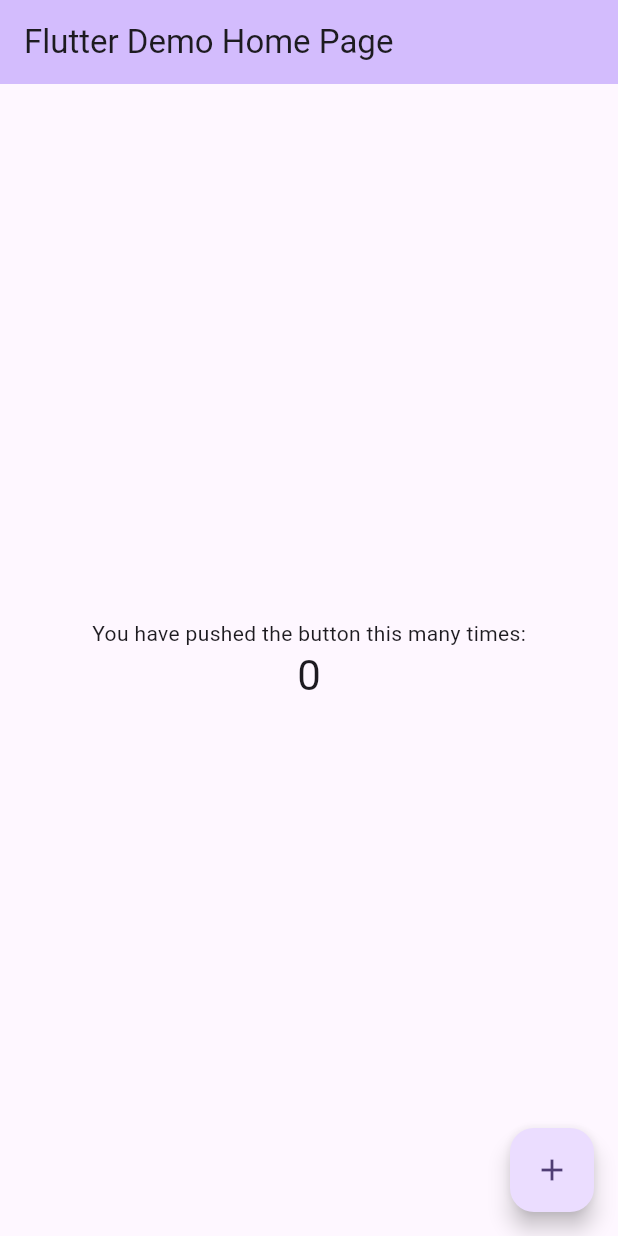
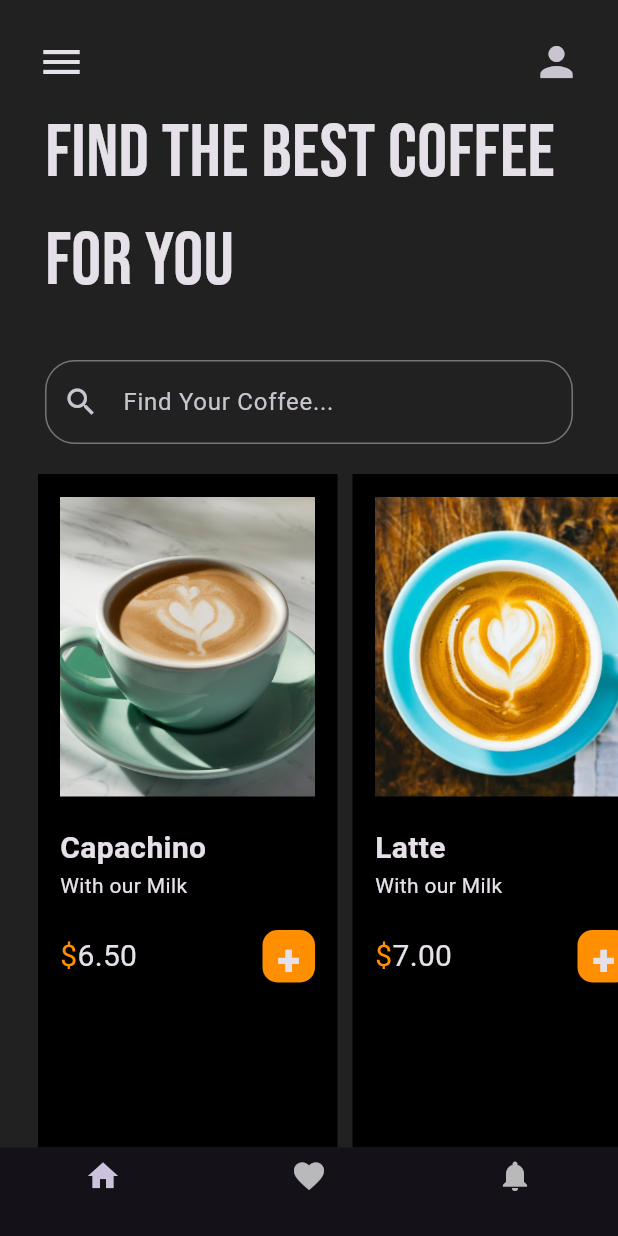
Before and after one commit to Rahman-Mofizur/coffee-shop-app-repo, a Flutter app: the screen it shows after launch, on a phone screen of 412 x 824 dp. Run offline on Flutter 3.47's test engine with Material 3 defaults, Android fonts, the phone set to English and light mode, and no system bars; our stand-ins replace google_fonts.

Commit message:
Coffee Shop Progressing

```diff
--- a/lib/main.dart
+++ b/lib/main.dart
@@ -1,3 +1,4 @@
+import 'package:coffee_shop_app/pages/home_page.dart';
 import 'package:flutter/material.dart';
 
 void main() {
@@ -11,115 +12,9 @@ class MyApp extends StatelessWidget {
   @override
   Widget build(BuildContext context) {
     return MaterialApp(
-      title: 'Flutter Demo',
-      theme: ThemeData(
-        // This is the theme of your application.
-        //
-        // TRY THIS: Try running your application with "flutter run". You'll see
-        // the application has a purple toolbar. Then, without quitting the app,
-        // try changing the seedColor in the colorScheme below to Colors.green
-        // and then invoke "hot reload" (save your changes or press the "hot
-        // reload" button in a Flutter-supported IDE, or press "r" if you used
-        // the command line to start the app).
-        //
-        // Notice that the counter didn't reset back to zero; the application
-        // state is not lost during the reload. To reset the state, use hot
-        // restart instead.
-        //
-        // This works for code too, not just values: Most code changes can be
-        // tested with just a hot reload.
-        colorScheme: ColorScheme.fromSeed(seedColor: Colors.deepPurple),
-        useMaterial3: true,
-      ),
-      home: const MyHomePage(title: 'Flutter Demo Home Page'),
+      debugShowCheckedModeBanner: false,
+      home: const MyCoffeeShop(),
+      theme: ThemeData(brightness: Brightness.dark),
     );
   }
 }
-
-class MyHomePage extends StatefulWidget {
-  const MyHomePage({super.key, required this.title});
-
-  // This widget is the home page of your application. It is stateful, meaning
-  // that it has a State object (defined below) that contains fields that affect
-  // how it looks.
-
-  // This class is the configuration for the state. It holds the values (in this
-  // case the title) provided by the parent (in this case the App widget) and
-  // used by the build method of the State. Fields in a Widget subclass are
-  // always marked "final".
-
-  final String title;
-
-  @override
-  State<MyHomePage> createState() => _MyHomePageState();
-}
-
-class _MyHomePageState extends State<MyHomePage> {
-  int _counter = 0;
-
-  void _incrementCounter() {
-    setState(() {
-      // This call to setState tells the Flutter framework that something has
-      // changed in this State, which causes it to rerun the build method below
-      // so that the display can reflect the updated values. If we changed
-      // _counter without calling setState(), then the build method would not be
-      // called again, and so nothing would appear to happen.
-      _counter++;
-    });
-  }
-
-  @override
-  Widget build(BuildContext context) {
-    // This method is rerun every time setState is called, for instance as done
-    // by the _incrementCounter method above.
-    //
-    // The Flutter framework has been optimized to make rerunning build methods
-    // fast, so that you can just rebuild anything that needs updating rather
-    // than having to individually change instances of widgets.
-    return Scaffold(
-      appBar: AppBar(
-        // TRY THIS: Try changing the color here to a specific color (to
-        // Colors.amber, perhaps?) and trigger a hot reload to see the AppBar
-        // change color while the other colors stay the same.
-        backgroundColor: Theme.of(context).colorScheme.inversePrimary,
-        // Here we take the value from the MyHomePage object that was created by
-        // the App.build method, and use it to set our appbar title.
-        title: Text(widget.title),
-      ),
-      body: Center(
-        // Center is a layout widget. It takes a single child and positions it
-        // in the middle of the parent.
-        child: Column(
-          // Column is also a layout widget. It takes a list of children and
-          // arranges them vertically. By default, it sizes itself to fit its
-          // children horizontally, and tries to be as tall as its parent.
-          //
-          // Column has various properties to control how it sizes itself and
-          // how it positions its children. Here we use mainAxisAlignment to
-          // center the children vertically; the main axis here is the vertical
-          // axis because Columns are vertical (the cross axis would be
-          // horizontal).
-          //
-          // TRY THIS: Invoke "debug painting" (choose the "Toggle Debug Paint"
-          // action in the IDE, or press "p" in the console), to see the
-          // wireframe for each widget.
-          mainAxisAlignment: MainAxisAlignment.center,
-          children: <Widget>[
-            const Text(
-              'You have pushed the button this many times:',
-            ),
-            Text(
-              '$_counter',
-              style: Theme.of(context).textTheme.headlineMedium,
-            ),
-          ],
-        ),
-      ),
-      floatingActionButton: FloatingActionButton(
-        onPressed: _incrementCounter,
-        tooltip: 'Increment',
-        child: const Icon(Icons.add),
-      ), // This trailing comma makes auto-formatting nicer for build methods.
-    );
-  }
-}
--- /dev/null
+++ b/lib/pages/home_page.dart
@@ -0,0 +1,101 @@
+import 'package:coffee_shop_app/pages/listview.dart';
+import 'package:flutter/material.dart';
+import 'package:google_fonts/google_fonts.dart';
+
+class MyCoffeeShop extends StatefulWidget {
+  const MyCoffeeShop({super.key});
+
+  @override
+  State<MyCoffeeShop> createState() => _MyCoffeeShopState();
+}
+
+class _MyCoffeeShopState extends State<MyCoffeeShop> {
+  @override
+  Widget build(BuildContext context) {
+    return Scaffold(
+      backgroundColor: Colors.grey[900],
+
+      // AppBar
+      appBar: AppBar(
+        backgroundColor: Colors.transparent,
+        leading: const Padding(
+          padding: EdgeInsets.all(25.0),
+          child: Icon(
+            Icons.menu,
+            size: 32,
+          ),
+        ),
+        actions: const [
+          Padding(
+            padding: EdgeInsets.all(25.0),
+            child: Icon(
+              Icons.person,
+              size: 32,
+            ),
+          ),
+        ],
+      ),
+
+      // Body
+      body: Column(
+        children: [
+          Padding(
+            padding: const EdgeInsets.symmetric(horizontal: 30.0, vertical: 10),
+            child: Text(
+              'Find the best coffee for you',
+              style: GoogleFonts.bebasNeue(fontSize: 50),
+            ),
+          ),
+          const SizedBox(
+            height: 20,
+          ),
+          Padding(
+            padding: const EdgeInsets.symmetric(horizontal: 30.0),
+            child: TextField(
+              decoration: InputDecoration(
+                prefixIcon: const Icon(Icons.search),
+                hintText: 'Find Your Coffee...',
+                enabledBorder: OutlineInputBorder(
+                  borderSide: BorderSide(color: Colors.grey.shade600),
+                  borderRadius: BorderRadius.circular(20),
+                ),
+                focusedBorder: OutlineInputBorder(
+                  borderSide: BorderSide(color: Colors.grey.shade600),
+                  borderRadius: BorderRadius.circular(20),
+                ),
+              ),
+            ),
+          ),
+
+          const SizedBox(
+            height: 20,
+          ),
+          // Slider
+          const MyListView(),
+        ],
+      ),
+
+      // Bottom Bar
+      bottomNavigationBar: BottomNavigationBar(
+        items: const [
+          BottomNavigationBarItem(
+            icon: Icon(Icons.home),
+            label: '',
+          ),
+          // BottomNavigationBarItem(
+          //   icon: Icon(Icons.shopify_outlined),
+          //   label: '',
+          // ),
+          BottomNavigationBarItem(
+            icon: Icon(Icons.favorite),
+            label: '',
+          ),
+          BottomNavigationBarItem(
+            icon: Icon(Icons.notifications),
+            label: '',
+          ),
+        ],
+      ),
+    );
+  }
+}
--- /dev/null
+++ b/lib/pages/listview.dart
@@ -0,0 +1,324 @@
+import 'package:flutter/material.dart';
+
+class MyListView extends StatefulWidget {
+  const MyListView({super.key});
+
+  @override
+  State<MyListView> createState() => _MyListViewState();
+}
+
+class _MyListViewState extends State<MyListView> {
+  @override
+  Widget build(BuildContext context) {
+    return Expanded(
+      child: Padding(
+        padding: const EdgeInsets.only(left: 25.0),
+        child: ListView(
+          scrollDirection: Axis.horizontal,
+          children: [
+            Padding(
+              padding: const EdgeInsets.only(right: 10.0),
+              child: Container(
+                width: 200,
+                color: Colors.black,
+                child: Column(
+                  children: [
+                    Padding(
+                      padding: const EdgeInsets.all(15.0),
+                      child: Column(
+                        crossAxisAlignment: CrossAxisAlignment.start,
+                        children: [
+                          SizedBox(
+                            height: 200,
+                            child: ClipRRect(
+                              child: Container(
+                                decoration: BoxDecoration(
+                                    borderRadius: BorderRadius.circular(15)),
+                                child: Image.asset(
+                                  'lib/images/capachino.jpg',
+                                  fit: BoxFit.cover,
+                                ),
+                              ),
+                            ),
+                          ),
+                          const SizedBox(
+                            height: 20,
+                          ),
+                          const Text(
+                            'Capachino',
+                            style: TextStyle(
+                                fontSize: 20, fontWeight: FontWeight.bold),
+                          ),
+                          const Text('With our Milk'),
+                          const SizedBox(
+                            height: 20,
+                          ),
+                          Row(
+                            mainAxisAlignment: MainAxisAlignment.spaceBetween,
+                            children: [
+                              Row(
+                                children: [
+                                  Text(
+                                    r"$",
+                                    style: TextStyle(
+                                        fontSize: 20, color: Colors.amber[800]),
+                                  ),
+                                  const Text(
+                                    '6.50',
+                                    style: TextStyle(fontSize: 20),
+                                  ),
+                                ],
+                              ),
+                              Container(
+                                width: 35,
+                                height: 35,
+                                decoration: BoxDecoration(
+                                  color: Colors.amber[800],
+                                  borderRadius: BorderRadius.circular(10),
+                                ),
+                                child: const Center(
+                                    child: Text('+',
+                                        style: TextStyle(
+                                            fontSize: 28,
+                                            fontWeight: FontWeight.w800))),
+                              ),
+                            ],
+                          ),
+                        ],
+                      ),
+                    ),
+                  ],
+                ),
+              ),
+            ),
+            Padding(
+              padding: const EdgeInsets.only(right: 10.0),
+              child: Container(
+                width: 200,
+                color: Colors.black,
+                child: Column(
+                  children: [
+                    Padding(
+                      padding: const EdgeInsets.all(15.0),
+                      child: Column(
+                        crossAxisAlignment: CrossAxisAlignment.start,
+                        children: [
+                          SizedBox(
+                            height: 200,
+                            child: ClipRRect(
+                              child: Container(
+                                decoration: BoxDecoration(
+                                    borderRadius: BorderRadius.circular(15)),
+                                child: Image.asset(
+                                  'lib/images/latte.jpg',
+                                  fit: BoxFit.cover,
+                                ),
+                              ),
+                            ),
+                          ),
+                          const SizedBox(
+                            height: 20,
+                          ),
+                          const Text(
+                            'Latte',
+                            style: TextStyle(
+                                fontSize: 20, fontWeight: FontWeight.bold),
+                          ),
+                          const Text('With our Milk'),
+                          const SizedBox(
+                            height: 20,
+                          ),
+                          Row(
+                            mainAxisAlignment: MainAxisAlignment.spaceBetween,
+                            children: [
+                              Row(
+                                children: [
+                                  Text(
+                                    r"$",
+                                    style: TextStyle(
+                                        fontSize: 20, color: Colors.amber[800]),
+                                  ),
+                                  const Text(
+                                    '7.00',
+                                    style: TextStyle(fontSize: 20),
+                                  ),
+                                ],
+                              ),
+                              Container(
+                                width: 35,
+                                height: 35,
+                                decoration: BoxDecoration(
+                                  color: Colors.amber[800],
+                                  borderRadius: BorderRadius.circular(10),
+                                ),
+                                child: const Center(
+                                    child: Text('+',
+                                        style: TextStyle(
+                                            fontSize: 28,
+                                            fontWeight: FontWeight.w800))),
+                              ),
+                            ],
+                          ),
+                        ],
+                      ),
+                    ),
+                  ],
+                ),
+              ),
+            ),
+            Padding(
+              padding: const EdgeInsets.only(right: 10.0),
+              child: Container(
+                width: 200,
+                color: Colors.black,
+                child: Column(
+                  children: [
+                    Padding(
+                      padding: const EdgeInsets.all(15.0),
+                      child: Column(
+                        crossAxisAlignment: CrossAxisAlignment.start,
+                        children: [
+                          SizedBox(
+                            height: 200,
+                            child: ClipRRect(
+                              child: Container(
+                                decoration: BoxDecoration(
+                                    borderRadius: BorderRadius.circular(15)),
+                                child: Image.asset(
+                                  'lib/images/Raw_coffee.jpg',
+                                  fit: BoxFit.cover,
+                                ),
+                              ),
+                            ),
+                          ),
+                          const SizedBox(
+                            height: 20,
+                          ),
+                          const Text(
+                            'Raw Coffee',
+                            style: TextStyle(
+                                fontSize: 20, fontWeight: FontWeight.bold),
+                          ),
+                          const Text('With our Milk'),
+                          const SizedBox(
+                            height: 20,
+                          ),
+                          Row(
+                            mainAxisAlignment: MainAxisAlignment.spaceBetween,
+                            children: [
+                              Row(
+                                children: [
+                                  Text(
+                                    r"$",
+                                    style: TextStyle(
+                                        fontSize: 20, color: Colors.amber[800]),
+                                  ),
+                                  const Text(
+                                    '5.50',
+                                    style: TextStyle(fontSize: 20),
+                                  ),
+                                ],
+                              ),
+                              Container(
+                                width: 35,
+                                height: 35,
+                                decoration: BoxDecoration(
+                                  color: Colors.amber[800],
+                                  borderRadius: BorderRadius.circular(10),
+                                ),
+                                child: const Center(
+                                    child: Text('+',
+                                        style: TextStyle(
+                                            fontSize: 28,
+                                            fontWeight: FontWeight.w800))),
+                              ),
+                            ],
+                          ),
+                        ],
+                      ),
+                    ),
+                  ],
+                ),
+              ),
+            ),
+            Padding(
+              padding: const EdgeInsets.only(right: 20.0),
+              child: Container(
+                width: 200,
+                color: Colors.black,
+                child: Column(
+                  children: [
+                    Padding(
+                      padding: const EdgeInsets.all(15.0),
+                      child: Column(
+                        crossAxisAlignment: CrossAxisAlignment.start,
+                        children: [
+                          SizedBox(
+                            height: 200,
+                            child: ClipRRect(
+                              child: Container(
+                                decoration: BoxDecoration(
+                                    borderRadius: BorderRadius.circular(15)),
+                                child: Image.asset(
+                                  'lib/images/Lungo.jpg',
+                                  fit: BoxFit.cover,
+                                ),
+                              ),
+                            ),
+                          ),
+                          const SizedBox(
+                            height: 20,
+                          ),
+                          const Text(
+                            'Lungo Coffee',
+                            style: TextStyle(
+                                fontSize: 20, fontWeight: FontWeight.bold),
+                          ),
+                          const Text('With our Milk'),
+                          const SizedBox(
+                            height: 20,
+                          ),
+                          Row(
+                            mainAxisAlignment: MainAxisAlignment.spaceBetween,
+                            children: [
+                              Row(
+                                children: [
+                                  Text(
+                                    r"$",
+                                    style: TextStyle(
+                                        fontSize: 20, color: Colors.amber[800]),
+                                  ),
+                                  const Text(
+                                    '6.50',
+                                    style: TextStyle(fontSize: 20),
+                                  ),
+                                ],
+                              ),
+                              Container(
+                                width: 35,
+                                height: 35,
+                                decoration: BoxDecoration(
+                                  color: Colors.amber[800],
+                                  borderRadius: BorderRadius.circular(10),
+                                ),
+                                child: const Center(
+                                    child: Text('+',
+                                        style: TextStyle(
+                                            fontSize: 28,
+                                            fontWeight: FontWeight.w800))),
+                              ),
+                            ],
+                          ),
+                        ],
+                      ),
+                    ),
+                  ],
+                ),
+              ),
+            ),
+          ],
+        ),
+      ),
+    );
+  }
+}
```
Also changed, not shown: pubspec.yaml (+5 -6 lines), lib/images/Lungo.jpg (added), lib/images/Raw_coffee.jpg (added), lib/images/capachino.jpg (added), lib/images/image.png (added), lib/images/latte.jpg (added), pubspec.lock, 1 other file.
